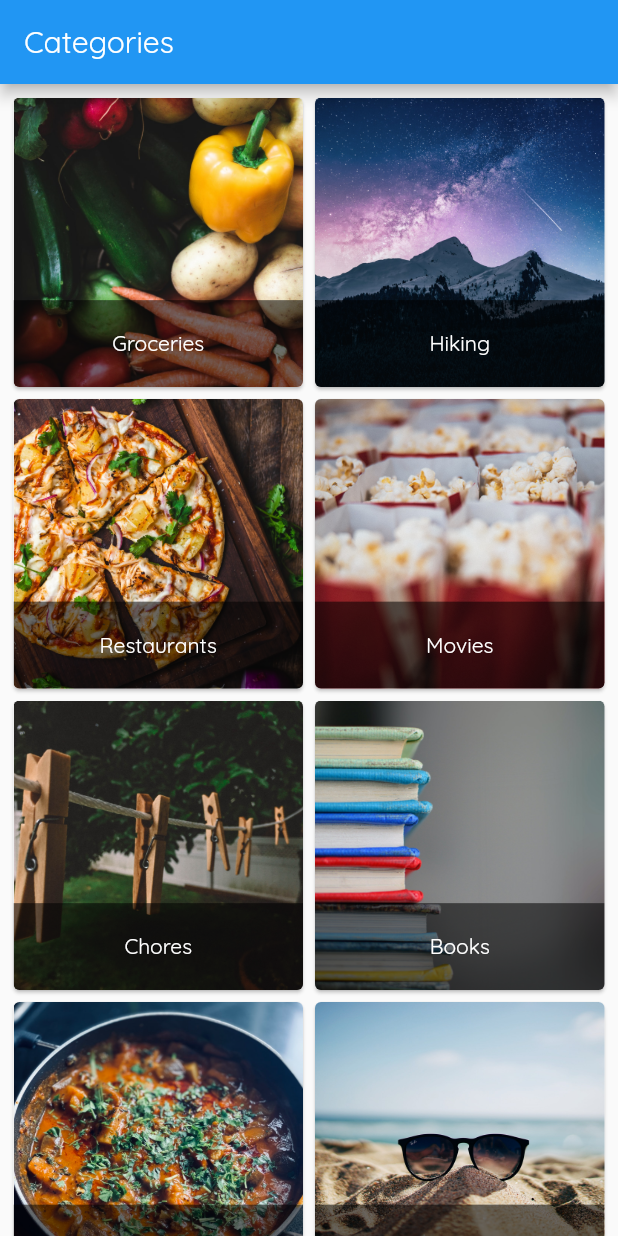
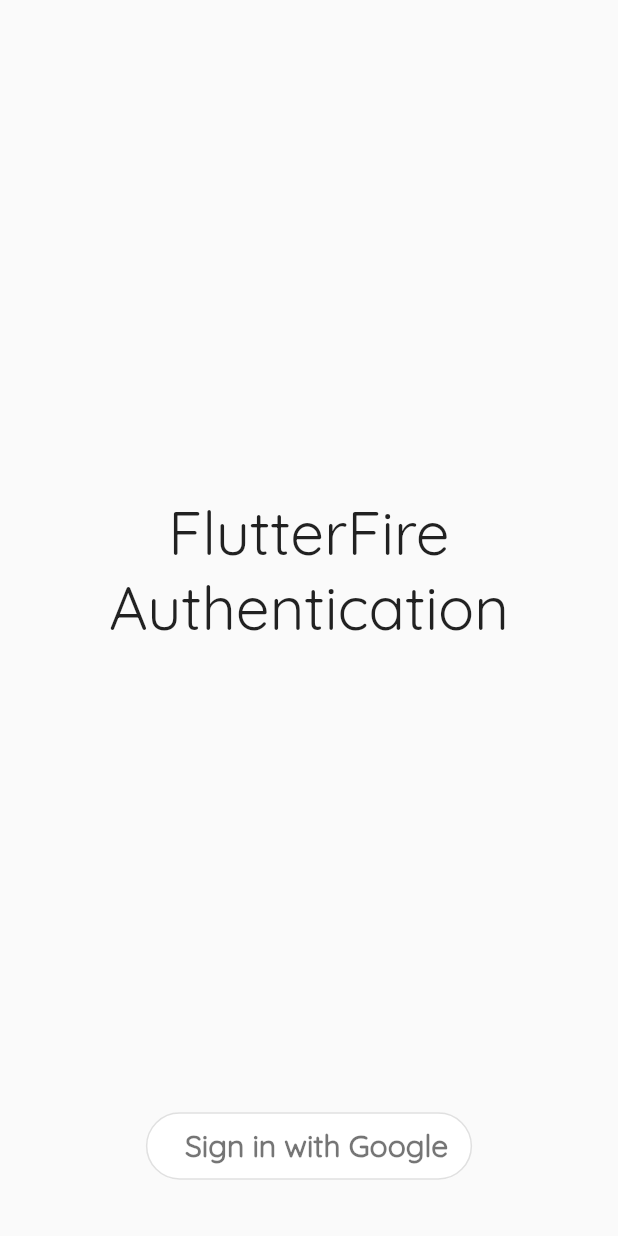
Before and after one commit to tsaixing/flutter_playground, a Flutter app: the screen it shows after launch, on a phone screen of 412 x 824 dp. Run offline on Flutter 3.47's test engine with Material 2 defaults, Android fonts, the phone set to English and light mode, and no system bars; our stand-ins replace firebase_auth, firebase_core, google_sign_in; accounts and stored records are empty.

Commit message:
Google Authentication setup

```diff
--- a/lib/main.dart
+++ b/lib/main.dart
@@ -1,10 +1,10 @@
 import 'package:flutter/material.dart';
+import 'package:flutter_playground/screens/category_screen.dart';
 import 'package:flutter_playground/screens/checklist_item_screen.dart';
 import 'package:flutter_playground/screens/checklist_screen.dart';
+import 'package:flutter_playground/screens/login_screen.dart';
 
-import 'screens/category_screen.dart';
-
-void main() => runApp(const SharedList());
+main() => runApp(const SharedList());
 
 class SharedList extends StatelessWidget {
   const SharedList({Key? key}) : super(key: key);
@@ -16,10 +16,11 @@ class SharedList extends StatelessWidget {
       theme: ThemeData(
         fontFamily: 'Quicksand',
       ),
-      home: const CategoryScreen(),
+      home: const LoginScreen(),
       routes: {
-        ChecklistScreen.routeName: (ctx) => const ChecklistScreen(),
-        ChecklistItemScreen.routeName: (ctx) => const ChecklistItemScreen(),
+        CategoryScreen.routeName: (context) => const CategoryScreen(),
+        ChecklistScreen.routeName: (context) => const ChecklistScreen(),
+        ChecklistItemScreen.routeName: (context) => const ChecklistItemScreen(),
       },
     );
   }
--- /dev/null
+++ b/lib/screens/login_screen.dart
@@ -0,0 +1,80 @@
+import 'package:flutter/cupertino.dart';
+import 'package:flutter/material.dart';
+import 'package:flutter_playground/services/authentication.dart';
+import 'package:flutter_playground/widgets/google_sign_in_button.dart';
+
+class LoginScreen extends StatefulWidget {
+  const LoginScreen({Key? key}) : super(key: key);
+
+  @override
+  _LoginScreenState createState() => _LoginScreenState();
+}
+
+class _LoginScreenState extends State<LoginScreen> {
+  @override
+  Widget build(BuildContext context) {
+    return Scaffold(
+      // backgroundColor: CustomColors.firebaseNavy,
+      body: SafeArea(
+        child: Padding(
+          padding: const EdgeInsets.only(
+            left: 16.0,
+            right: 16.0,
+            bottom: 20.0,
+          ),
+          child: Column(
+            mainAxisSize: MainAxisSize.max,
+            children: [
+              Row(),
+              Expanded(
+                child: Column(
+                  mainAxisSize: MainAxisSize.min,
+                  mainAxisAlignment: MainAxisAlignment.center,
+                  children: [
+                    // Flexible(
+                    //   flex: 1,
+                    //   child: Image.asset(
+                    //     'assets/firebase_logo.png',
+                    //     height: 160,
+                    //   ),
+                    // ),
+                    const SizedBox(height: 20),
+                    Text(
+                      'FlutterFire',
+                      style: TextStyle(
+                        // color: CustomColors.firebaseYellow,
+                        fontSize: 40,
+                      ),
+                    ),
+                    Text(
+                      'Authentication',
+                      style: TextStyle(
+                        // color: CustomColors.firebaseOrange,
+                        fontSize: 40,
+                      ),
+                    ),
+                  ],
+                ),
+              ),
+              FutureBuilder(
+                future: Authentication.initializeFirebase(context: context),
+                builder: (context, snapshot) {
+                  if (snapshot.hasError) {
+                    return const Text('Error initializing Firebase');
+                  } else if (snapshot.connectionState == ConnectionState.done) {
+                    return const GoogleSignInButton();
+                  }
+                  return const CircularProgressIndicator(
+                      // valueColor: AlwaysStoppedAnimation<Color>(
+                      //   CustomColors.firebaseOrange,
+                      // ),
+                      );
+                },
+              ),
+            ],
+          ),
+        ),
+      ),
+    );
+  }
+}
--- /dev/null
+++ b/lib/services/authentication.dart
@@ -0,0 +1,116 @@
+import 'package:firebase_auth/firebase_auth.dart';
+import 'package:firebase_core/firebase_core.dart';
+import 'package:flutter/foundation.dart' show kIsWeb;
+import 'package:flutter/material.dart';
+import 'package:flutter_playground/screens/category_screen.dart';
+import 'package:google_sign_in/google_sign_in.dart';
+
+class Authentication {
+  static Future<FirebaseApp> initializeFirebase({
+    required BuildContext context,
+  }) async {
+    FirebaseApp firebaseApp = await Firebase.initializeApp();
+
+    User? user = FirebaseAuth.instance.currentUser;
+
+    if (user != null) {
+      Navigator.of(context).pushNamed(CategoryScreen.routeName, arguments: {
+        'title': "test",
+        'description': "desc",
+        'backgroundImageUrl': "bgImg",
+      });
+    }
+
+    return firebaseApp;
+  }
+
+  static Future<User?> signInWithGoogle({required BuildContext context}) async {
+    FirebaseAuth auth = FirebaseAuth.instance;
+    User? user;
+
+    if (kIsWeb) {
+      GoogleAuthProvider authProvider = GoogleAuthProvider();
+
+      try {
+        final UserCredential userCredential =
+            await auth.signInWithPopup(authProvider);
+
+        user = userCredential.user;
+      } catch (e) {
+        print(e);
+      }
+    } else {
+      final GoogleSignIn googleSignIn = GoogleSignIn();
+
+      final GoogleSignInAccount? googleSignInAccount =
+          await googleSignIn.signIn();
+
+      if (googleSignInAccount != null) {
+        final GoogleSignInAuthentication googleSignInAuthentication =
+            await googleSignInAccount.authentication;
+
+        final AuthCredential credential = GoogleAuthProvider.credential(
+          accessToken: googleSignInAuthentication.accessToken,
+          idToken: googleSignInAuthentication.idToken,
+        );
+        try {
+          final UserCredential userCredential =
+              await auth.signInWithCredential(credential);
+
+          user = userCredential.user;
+        } on FirebaseAuthException catch (e) {
+          if (e.code == 'account-exists-with-different-credential') {
+            ScaffoldMessenger.of(context).showSnackBar(
+              Authentication.customSnackBar(
+                content:
+                    'The account already exists with a different credential.',
+              ),
+            );
+          } else if (e.code == 'invalid-credential') {
+            ScaffoldMessenger.of(context).showSnackBar(
+              Authentication.customSnackBar(
+                content:
+                    'Error occurred while accessing credentials. Try again.',
+              ),
+            );
+          }
+        } catch (e) {
+          ScaffoldMessenger.of(context).showSnackBar(
+            Authentication.customSnackBar(
+              content: 'Error occurred using Google Sign-In. Try again.',
+            ),
+          );
+        }
+      }
+    }
+
+    return user;
+  }
+
+  static Future<void> signOut({required BuildContext context}) async {
+    final GoogleSignIn googleSignIn = GoogleSignIn();
+
+    try {
+      if (!kIsWeb) {
+        await googleSignIn.signOut();
+      }
+      await FirebaseAuth.instance.signOut();
+    } catch (e) {
+      ScaffoldMessenger.of(context).showSnackBar(
+        Authentication.customSnackBar(
+          content: 'Error signing out. Try again.',
+        ),
+      );
+    }
+  }
+
+  static SnackBar customSnackBar({required String content}) {
+    return SnackBar(
+      backgroundColor: Colors.black,
+      content: Text(
+        content,
+        style: const TextStyle(color: Colors.redAccent, letterSpacing: 0.5),
+      ),
+    );
+  }
+}
--- a/lib/widgets/category_card.dart
+++ b/lib/widgets/category_card.dart
@@ -13,8 +13,8 @@ class CategoryCard extends StatelessWidget {
     this.description = "",
   }) : super(key: key);
 
-  void selectCategory(BuildContext ctx) {
-    Navigator.of(ctx).pushNamed(ChecklistScreen.routeName, arguments: {
+  void selectCategory(BuildContext context) {
+    Navigator.of(context).pushNamed(ChecklistScreen.routeName, arguments: {
       'title': title,
       'description': description,
       'backgroundImageUrl': backgroundImageUrl,
--- /dev/null
+++ b/lib/widgets/google_sign_in_button.dart
@@ -0,0 +1,79 @@
+import 'package:firebase_auth/firebase_auth.dart';
+import 'package:flutter/material.dart';
+import 'package:flutter_playground/screens/category_screen.dart';
+import 'package:flutter_playground/services/authentication.dart';
+
+class GoogleSignInButton extends StatefulWidget {
+  const GoogleSignInButton({Key? key}) : super(key: key);
+
+  @override
+  _GoogleSignInButtonState createState() => _GoogleSignInButtonState();
+}
+
+class _GoogleSignInButtonState extends State<GoogleSignInButton> {
+  bool _isSigningIn = false;
+
+  @override
+  Widget build(BuildContext context) {
+    return Padding(
+      padding: const EdgeInsets.only(bottom: 16.0),
+      child: _isSigningIn
+          ? const CircularProgressIndicator(
+              valueColor: AlwaysStoppedAnimation<Color>(Colors.white),
+            )
+          : OutlinedButton(
+              style: ButtonStyle(
+                backgroundColor: MaterialStateProperty.all(Colors.white),
+                shape: MaterialStateProperty.all(
+                  RoundedRectangleBorder(
+                    borderRadius: BorderRadius.circular(40),
+                  ),
+                ),
+              ),
+              onPressed: () async {
+                setState(() {
+                  _isSigningIn = true;
+                });
+
+                User? user =
+                    await Authentication.signInWithGoogle(context: context);
+
+                setState(() {
+                  _isSigningIn = false;
+                });
+
+                if (user != null) {
+                  Navigator.of(context).pushReplacement(
+                    MaterialPageRoute(
+                        builder: (context) => const CategoryScreen()),
+                  );
+                }
+              },
+              child: Padding(
+                padding: const EdgeInsets.fromLTRB(0, 10, 0, 10),
+                child: Row(
+                  mainAxisSize: MainAxisSize.min,
+                  mainAxisAlignment: MainAxisAlignment.center,
+                  children: const <Widget>[
+                    // Image(
+                    //   image: AssetImage("assets/google_logo.png"),
+                    //   height: 35.0,
+                    // ),
+                    Padding(
+                      padding: EdgeInsets.only(left: 10),
+                      child: Text(
+                        'Sign in with Google',
+                        style: TextStyle(
+                          fontSize: 20,
+                          color: Colors.black54,
+                          fontWeight: FontWeight.w600,
+                        ),
+                      ),
+                    )
+                  ],
+                ),
+              ),
+            ),
+    );
+  }
+}
```
Also changed, not shown: lib/screens/category_screen.dart (+16 -1 lines), lib/screens/user_info_screen.dart (added, +170 -0 lines), pubspec.yaml (+9 -0 lines), lib/firebase_options.dart, pubspec.lock, 4 other files.
